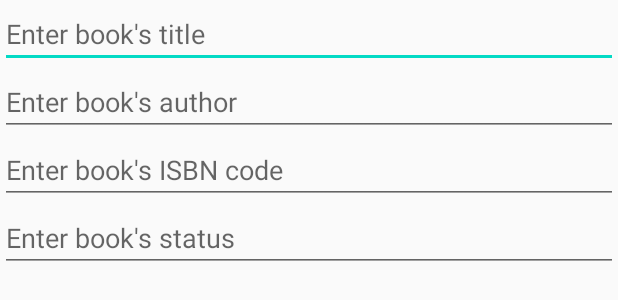
After one commit to CMPUT301F20T40/DLPBGJ, an Android app: the layout add_book_fragment_layout.xml on its own in the app's theme, with its tools: preview values and no code run, on a phone screen of 412 x 824 dp. The commit adds this screen. Shown: the top 300 px of the screen. Run offline under Robolectric (Android 15) with nearby library versions, the phone set to English and light mode, and no system bars.

Commit message:
Added the following files: Book.java, HomePage.java, activity_home_page.xml, MyBooks.java,activity_my_books.xml,CustomBookAdapter.java,AddBookFragment.java, add_book_fragment_layout.xml,bookcontent.xml
When the user successfully logs in, HomePage activity opens up where a button for "MY BOOKS" is displayed. When the users clicks the button, a new activity MyBooks opens up where the user can see each a list of all the books that they own with their title,author,ISBN and status. In this activity, a floating action button is added as well that opens up a fragment which gives the functionality to add a new book.
When the user adds a new book, it is visible in the list. Implemented real-time updates using firebase so the changes made in the server are seen in the app simultaneously.

User Stories Done: 01.01.01
User Stories partially done: 01.03.01, 01.04.01.

```diff
--- a/DLPBGJ (Android)/app/build.gradle
+++ b/DLPBGJ (Android)/app/build.gradle
@@ -32,6 +32,7 @@ dependencies {
     implementation platform('com.google.firebase:firebase-firestore:21.7.0')
     implementation 'com.android.support:multidex:1.0.3'
     implementation 'com.google.firebase:firebase-firestore:21.7.1'
+    implementation 'com.google.android.material:material:1.0.0'
 
     testImplementation 'junit:junit:4.12'
     androidTestImplementation 'androidx.test.ext:junit:1.1.2'
--- a/DLPBGJ (Android)/app/src/main/AndroidManifest.xml
+++ b/DLPBGJ (Android)/app/src/main/AndroidManifest.xml
@@ -9,6 +9,9 @@
         android:roundIcon="@mipmap/ic_launcher_round"
         android:supportsRtl="true"
         android:theme="@style/AppTheme">
+        <activity android:name=".HomePage"></activity>
+        <activity android:name=".MyBooks"></activity>
+
         <activity android:name=".MainActivity">
             <intent-filter>
                 <action android:name="android.intent.action.MAIN" />
--- a/DLPBGJ (Android)/app/src/main/java/com/example/dlpbgj/User.java
+++ b/DLPBGJ (Android)/app/src/main/java/com/example/dlpbgj/User.java
@@ -1,6 +1,9 @@
 package com.example.dlpbgj;
 
-public class User {
+import java.io.Serializable;
+
+@SuppressWarnings("serial")
+public class User implements Serializable {
     private String username;
     private String password;
 
--- /dev/null
+++ b/DLPBGJ (Android)/app/src/main/res/layout/add_book_fragment_layout.xml
@@ -0,0 +1,40 @@
+<?xml version="1.0" encoding="utf-8"?>
+<LinearLayout xmlns:android="http://schemas.android.com/apk/res/android"
+    android:layout_width="match_parent"
+    android:layout_height="match_parent"
+    android:orientation="vertical">
+
+    <EditText
+        android:id="@+id/book_title_editText"
+        android:layout_width="match_parent"
+        android:layout_height="wrap_content"
+        android:ems="10"
+        android:inputType="textPersonName"
+        android:hint="Enter book's title" />
+
+    <EditText
+        android:id="@+id/book_author_editText"
+        android:layout_width="match_parent"
+        android:layout_height="wrap_content"
+        android:ems="10"
+        android:inputType="textPersonName"
+        android:hint="Enter book's author" />
+
+    <EditText
+        android:id="@+id/book_ISBN_editText"
+        android:layout_width="match_parent"
+        android:layout_height="wrap_content"
+        android:ems="10"
+        android:inputType="textPersonName"
+        android:hint="Enter book's ISBN code" />
+
+    <EditText
+        android:id="@+id/book_status_editText"
+        android:layout_width="match_parent"
+        android:layout_height="wrap_content"
+        android:ems="10"
+        android:inputType="textPersonName"
+        android:hint="Enter book's status" />
+
+
+</LinearLayout>
```
Also changed, not shown: DLPBGJ (Android)/app/src/main/java/com/example/dlpbgj/AddBookFragment.java (added, +63 -0 lines), DLPBGJ (Android)/app/src/main/java/com/example/dlpbgj/Book.java (added, +54 -0 lines), DLPBGJ (Android)/app/src/main/java/com/example/dlpbgj/HomePage.java (added, +38 -0 lines), DLPBGJ (Android)/app/src/main/java/com/example/dlpbgj/MainActivity.java (+14 -2 lines), DLPBGJ (Android)/app/src/main/java/com/example/dlpbgj/MyBooks.java (added, +129 -0 lines), DLPBGJ (Android)/app/src/main/java/com/example/dlpbgj/customBookAdapter.java (added, +54 -0 lines), DLPBGJ (Android)/app/src/main/res/layout/activity_home_page.xml (added, +16 -0 lines), DLPBGJ (Android)/app/src/main/res/layout/activity_my_books.xml (added, +27 -0 lines), DLPBGJ (Android)/app/src/main/res/layout/bookcontent.xml (added, +50 -0 lines), DLPBGJ (Android)/settings.gradle (line endings or trailing spaces).
